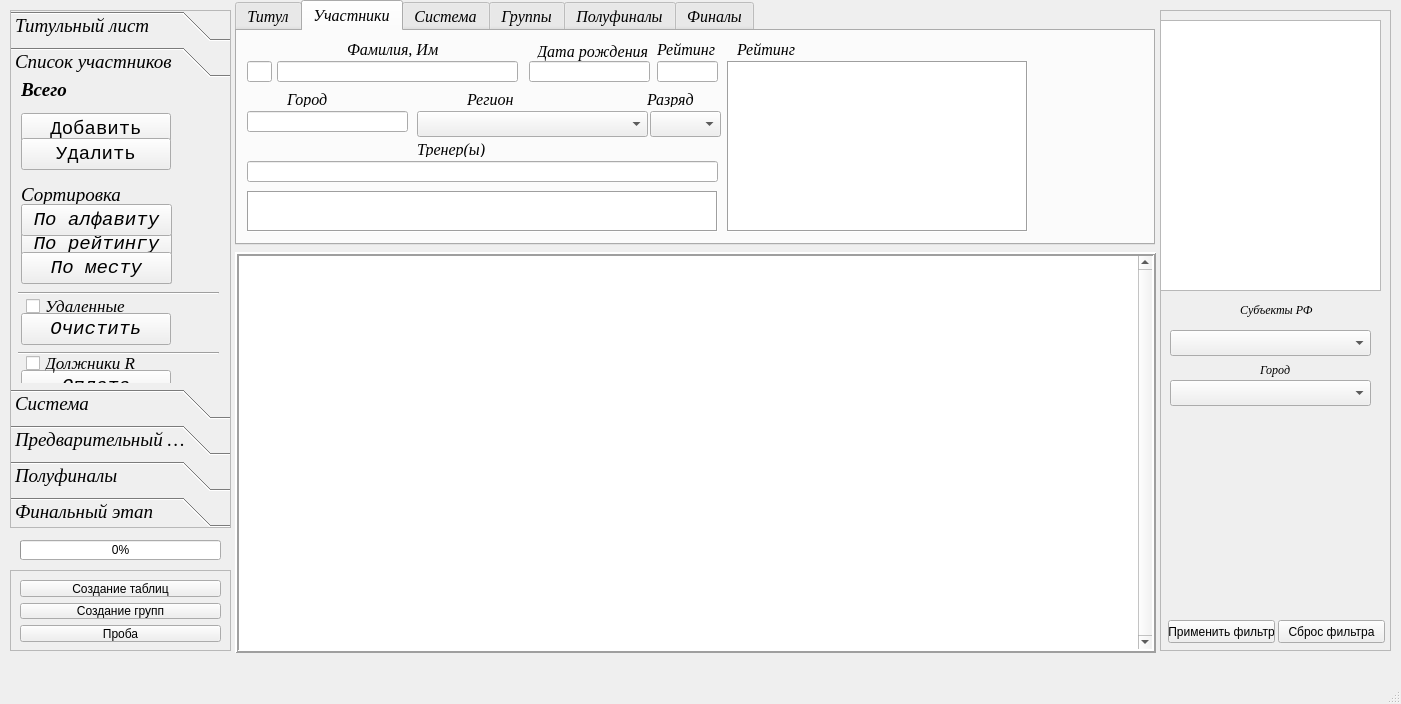
First picture: the form in main_window.ui, repository Kaspar0810/Competitions_TT_SQL, before the edit.
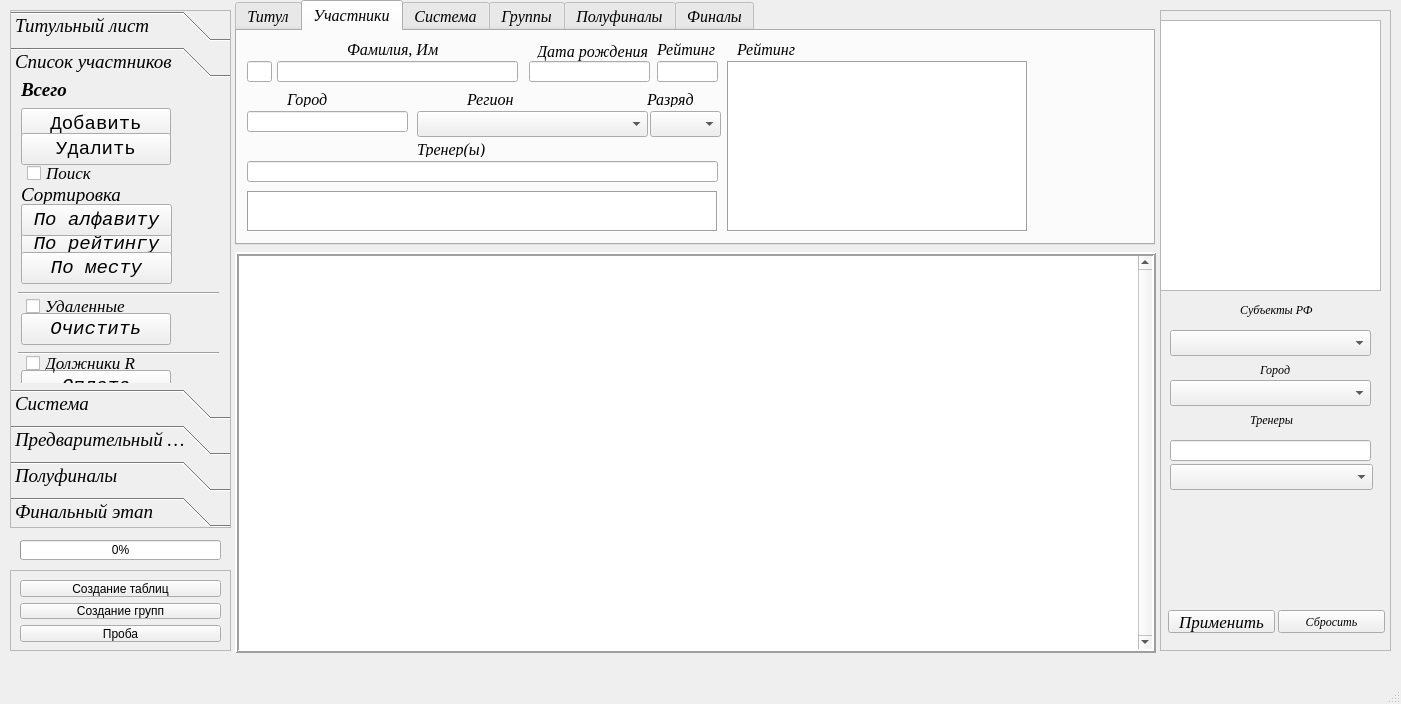
Second picture: the form after the edit.

Commit message: поиск по тренерам

What changed in the file:
```diff
--- a/main_window.ui
+++ b/main_window.ui
@@ -3306,26 +3306,39 @@
      <property name="geometry">
       <rect>
        <x>8</x>
-       <y>610</y>
+       <y>600</y>
        <width>107</width>
        <height>23</height>
       </rect>
      </property>
+     <property name="font">
+      <font>
+       <family>Times</family>
+       <pointsize>13</pointsize>
+       <italic>true</italic>
+      </font>
+     </property>
      <property name="text">
-      <string>Применить фильтр</string>
+      <string>Применить</string>
      </property>
     </widget>
     <widget class="QPushButton" name="Button_reset_fltr_list">
      <property name="geometry">
       <rect>
        <x>118</x>
-       <y>610</y>
+       <y>600</y>
        <width>107</width>
        <height>23</height>
       </rect>
      </property>
+     <property name="font">
+      <font>
+       <family>Times</family>
+       <italic>true</italic>
+      </font>
+     </property>
      <property name="text">
-      <string>Сброс фильтра</string>
+      <string>Сбросить</string>
      </property>
     </widget>
     <widget class="QComboBox" name="comboBox_fltr_city">
@@ -3360,6 +3373,45 @@
       <string>Город</string>
      </property>
     </widget>
+    <widget class="QLineEdit" name="lineEdit">
+     <property name="geometry">
+      <rect>
+       <x>10</x>
+       <y>430</y>
+       <width>201</width>
+       <height>21</height>
+      </rect>
+     </property>
+    </widget>
+    <widget class="QLabel" name="label_66">
+     <property name="geometry">
+      <rect>
+       <x>90</x>
+       <y>400</y>
+       <width>61</width>
+       <height>20</height>
+      </rect>
+     </property>
+     <property name="font">
+      <font>
+       <family>Times New Roman</family>
+       <italic>true</italic>
+      </font>
+     </property>
+     <property name="text">
+      <string>Тренеры</string>
+     </property>
+    </widget>
+    <widget class="QComboBox" name="comboBox">
+     <property name="geometry">
+      <rect>
+       <x>10</x>
+       <y>454</y>
+       <width>203</width>
+       <height>26</height>
+      </rect>
+     </property>
+    </widget>
    </widget>
    <widget class="QTableWidget" name="tableWidget">
     <property name="geometry">
@@ -3521,7 +3573,7 @@
        <x>0</x>
        <y>0</y>
        <width>219</width>
-       <height>306</height>
+       <height>312</height>
       </rect>
      </property>
      <attribute name="label">
@@ -3689,7 +3741,7 @@
       <property name="geometry">
        <rect>
         <x>10</x>
-        <y>30</y>
+        <y>25</y>
         <width>150</width>
         <height>32</height>
        </rect>
@@ -3708,7 +3760,7 @@
       <property name="geometry">
        <rect>
         <x>10</x>
-        <y>55</y>
+        <y>50</y>
         <width>150</width>
         <height>32</height>
        </rect>
@@ -3779,6 +3831,30 @@
        <bool>true</bool>
       </property>
      </widget>
+     <widget class="QCheckBox" name="checkBox_12">
+      <property name="geometry">
+       <rect>
+        <x>16</x>
+        <y>80</y>
+        <width>111</width>
+        <height>20</height>
+       </rect>
+      </property>
+      <property name="font">
+       <font>
+        <family>Times</family>
+        <pointsize>13</pointsize>
+        <weight>50</weight>
+        <bold>false</bold>
+       </font>
+      </property>
+      <property name="text">
+       <string>Поиск</string>
+      </property>
+      <property name="checkable">
+       <bool>true</bool>
+      </property>
+     </widget>
     </widget>
     <widget class="QWidget" name="page_6">
      <property name="geometry">
```
The commit also changes 5 other files.
